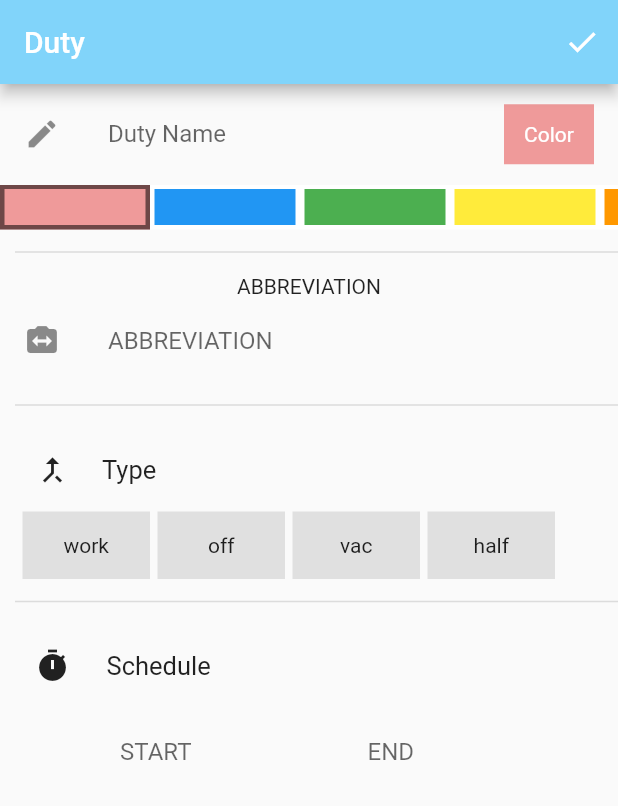
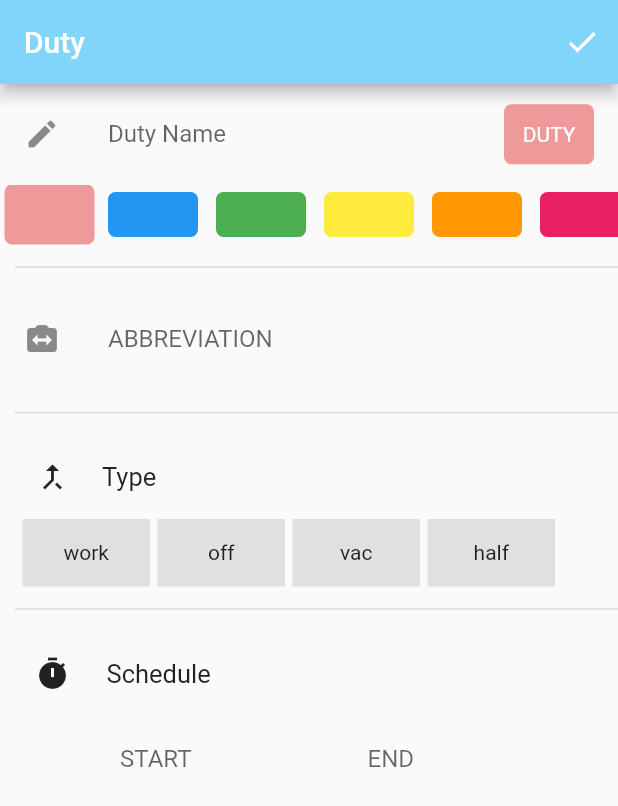
Before and after one commit to Sharan-ayush08/duty_page, a Flutter app: the screen it shows after launch, on a phone screen of 412 x 824 dp. Shown: the top 806 px of the screen. Run offline on Flutter 3.47's test engine with Material 2 defaults, Android fonts, the phone set to English and light mode, and no system bars.

Commit message:
Some Styling Changed and Errors Corrected

```diff
--- a/lib/main.dart
+++ b/lib/main.dart
@@ -76,23 +76,29 @@ class _MyAppState extends State<MyApp> {
                   trailing: Container(
                     height: 40.0,
                     width: 60.0,
+                    decoration: BoxDecoration(
+                      borderRadius: BorderRadius.circular(5),
                       color: colors[currentColor],
+                    ),
                     child: Center(
                       child: Text(
                         // ignore: unnecessary_null_comparison
                         (abb.text.toString() == null ||
                                 abb.text.toString().length == 0)
-                            ? 'Color'
+                            ? 'DUTY'
                             : abb.text.toString(),
                         style: TextStyle(color: Colors.white),
                       ),
                     ),
                   ),
                 ),
+
                 Container(
-                  height: 30,
-                  width: 500,
+                  height: 40,
+                  width: double.infinity,
                   child: ListView.builder(
+                    scrollDirection: Axis.horizontal,
+                    itemCount: colors.length,
                     itemBuilder: (context, index) {
                       return GestureDetector(
                         onTap: () {
@@ -101,20 +107,24 @@ class _MyAppState extends State<MyApp> {
                           });
                         },
                         child: Container(
+                          margin: currentColor == index
+                              ? EdgeInsets.fromLTRB(3, 0, 3, 0)
+                              : EdgeInsets.fromLTRB(6, 5, 6, 5),
+
+                          // height: 40,
+                          width: 60,
                           decoration: BoxDecoration(
+                            borderRadius: BorderRadius.circular(5),
                             border: Border.all(
                                 color: currentColor == index
-                                      ? Colors.black54
-                                      : Colors.white,
-                                  width: 3),
+                                    ? colors[index]
+                                    : Colors.transparent,
+                                width: 4),
                             color: colors[index],
                           ),
-                            height: 15,
-                            width: 100),
+                        ),
                       );
                     },
-                    scrollDirection: Axis.horizontal,
-                    itemCount: colors.length,
                   ),
                 ),
                 Divider(
@@ -122,7 +132,7 @@ class _MyAppState extends State<MyApp> {
                   indent: 10,
                   thickness: 1,
                 ),
-                Center(child: Text("ABBREVIATION")),
+                // Center(child: Text("ABBREVIATION")),
                 ListTile(
                   leading: Container(
                     height: double.infinity,
@@ -134,7 +144,7 @@ class _MyAppState extends State<MyApp> {
                       setState(() {});
                     },
                     decoration: InputDecoration(
-                        hintText: "ABBREVIATION", border: InputBorder.none),
+                        labelText: "ABBREVIATION", border: InputBorder.none),
                   ),
                 ),
                 Divider(
@@ -148,9 +158,7 @@ class _MyAppState extends State<MyApp> {
                     children: <Widget>[
                       Padding(
                         padding: const EdgeInsets.all(16.0),
-                        child: Expanded(
                         child: Icon(Icons.merge_type_outlined),
-                        ),
                       ),
                       Padding(
                         padding: const EdgeInsets.only(left: 5.0),
```
Lines whose indentation alone changed are shown as unchanged.
